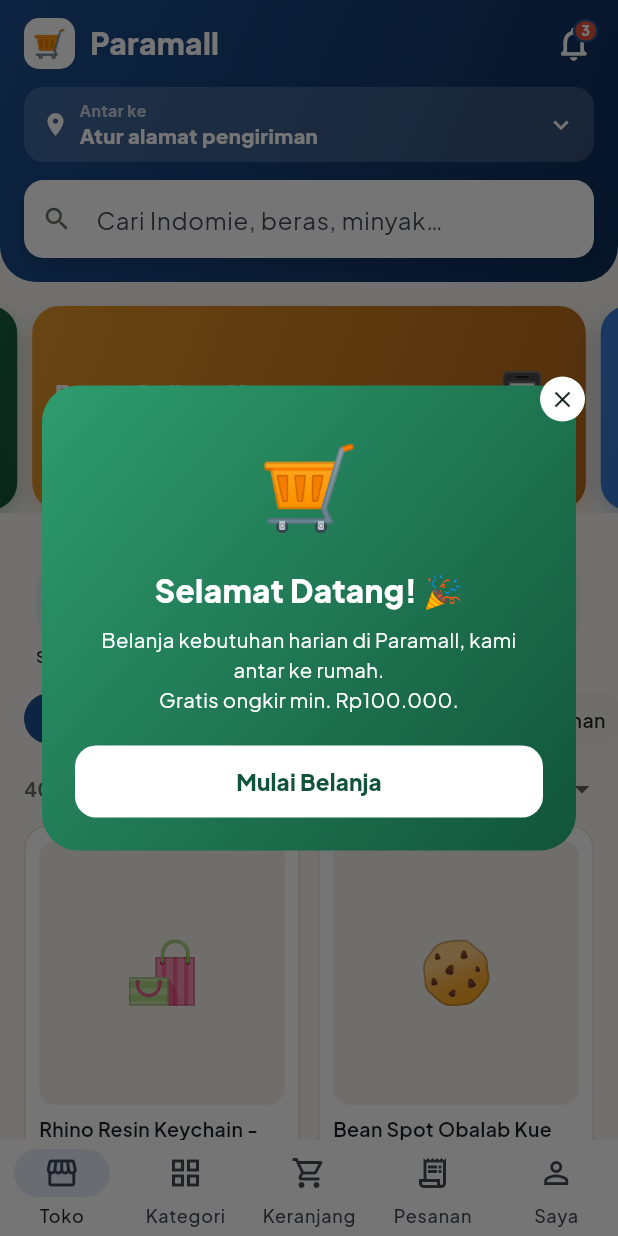
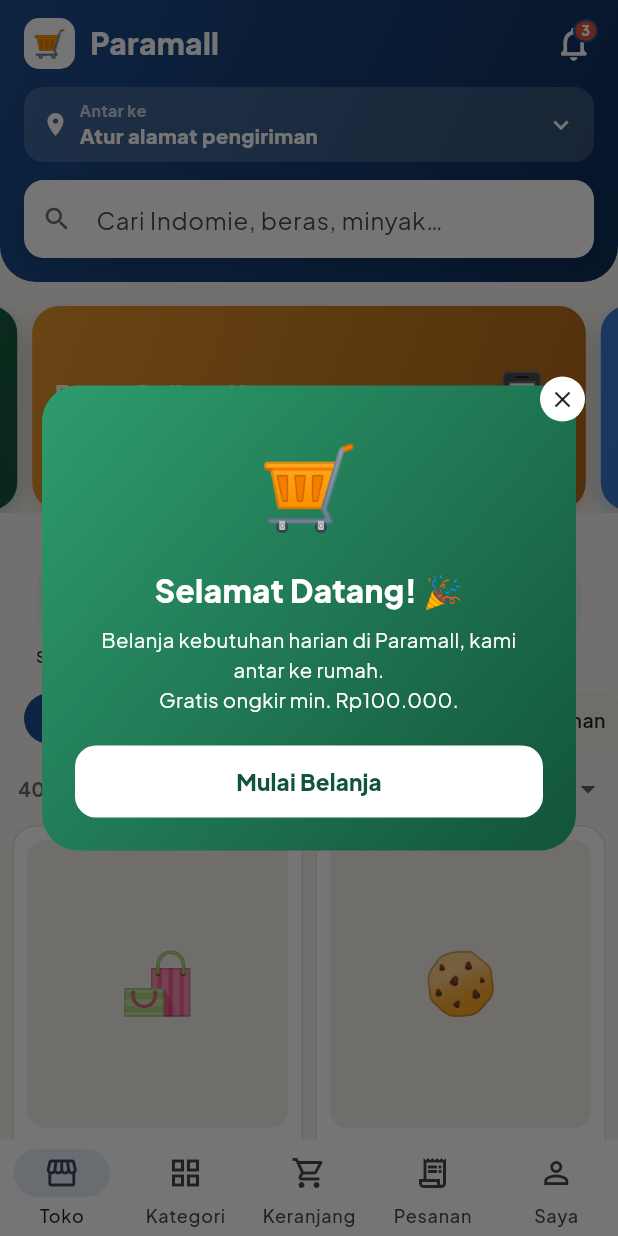
Before and after one commit to mustang77/tideview, a Flutter app: the screen it shows after launch, on a phone screen of 412 x 824 dp. Run offline on Flutter 3.47's test engine with Material 3 defaults, Android fonts, the phone set to English and light mode, and no system bars; our stand-ins replace firebase_core, firebase_messaging, flutter_map, geolocator, latlong2, pdf and 2 more; accounts and stored records are empty; network calls fail.

Commit message:
Widen shop grid: smaller side margins (fuller Toko)
Reduce the product grid's horizontal padding from 16 to 8 and tighten
cross-axis spacing so products use more width, and align the sort bar to
match. Applies to both app and web (same Flutter codebase).

Co-Authored-By: Claude Opus 4.8 <noreply@anthropic.com>
Claude-Session: https://claude.ai/code/session_01BMMgkMBUsFZ4mvDTXCxd2N

```diff
--- a/lib/main.dart
+++ b/lib/main.dart
@@ -765,10 +765,10 @@ class _ShopPageState extends State<ShopPage> {
           )
         else
           SliverPadding(
-            padding: const EdgeInsets.fromLTRB(16, 12, 16, 24),
+            padding: const EdgeInsets.fromLTRB(8, 12, 8, 24),
             sliver: SliverGrid(
               gridDelegate: const SliverGridDelegateWithFixedCrossAxisCount(
-                  crossAxisCount: 2, mainAxisSpacing: 12, crossAxisSpacing: 12, childAspectRatio: 0.66),
+                  crossAxisCount: 2, mainAxisSpacing: 10, crossAxisSpacing: 8, childAspectRatio: 0.66),
               delegate: SliverChildBuilderDelegate(
                 (_, k) {
                   final i = idxs[k];
@@ -784,7 +784,7 @@ class _ShopPageState extends State<ShopPage> {
 
   Widget _sortBar(int count) {
     return Padding(
-      padding: const EdgeInsets.fromLTRB(16, 14, 12, 0),
+      padding: const EdgeInsets.fromLTRB(12, 14, 8, 0),
       child: Row(children: [
         Text('$count produk', style: const TextStyle(fontSize: 13, fontWeight: FontWeight.w700, color: kMuted)),
         const Spacer(),
```
